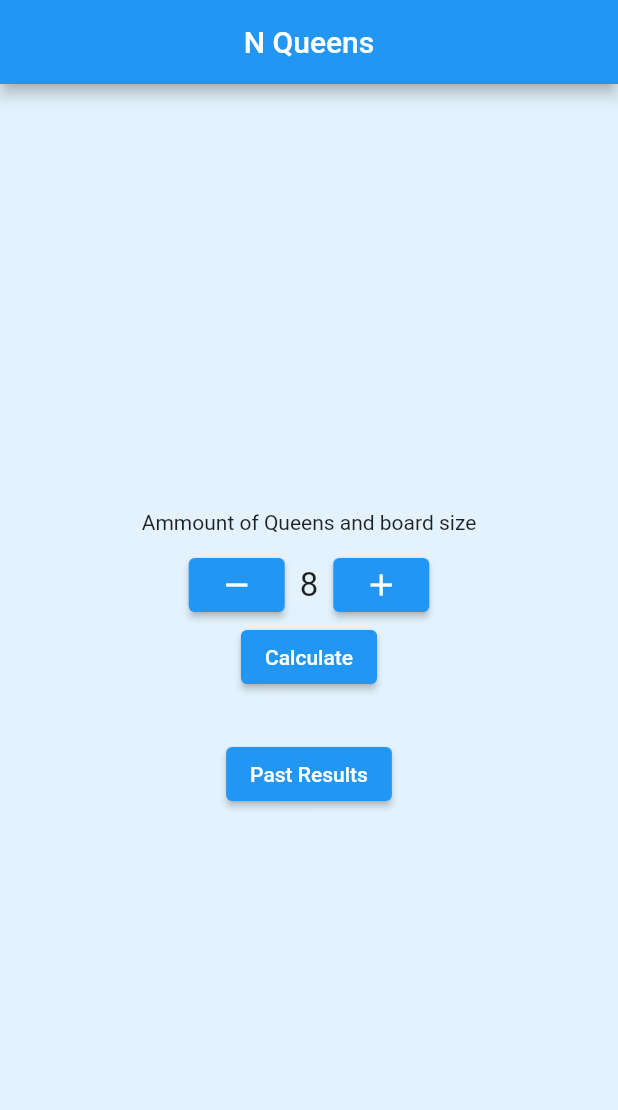
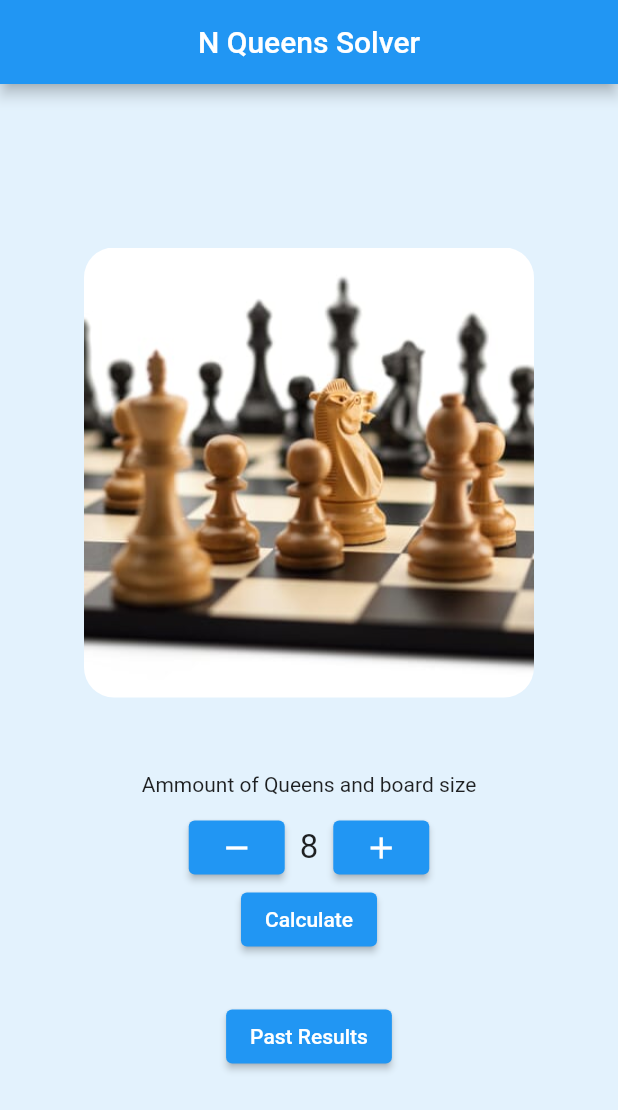
Before and after one commit to mand027/EightQueensFlutter, a Flutter app: the screen it shows after launch, on a phone screen of 412 x 824 dp. Shown: the top 1110 px of the screen. Run offline on Flutter 3.47's test engine with Material 2 defaults, Android fonts, the phone set to English and light mode, and no system bars.

Commit message:
Small asthetic changes

```diff
--- a/lib/main.dart
+++ b/lib/main.dart
@@ -67,14 +67,12 @@ class _MyHomePageState extends State<MyHomePage> {
           mainAxisAlignment: MainAxisAlignment.start,
           crossAxisAlignment: CrossAxisAlignment.center,
           children: <Widget>[
-            Expanded(flex: 1, child: SizedBox(),),
             Expanded(
               child: Center(
                 child:
-                Text("N Queens"),
+                Text("N Queens Solver"),
               ),
             ),
-            Expanded(flex: 1, child: SizedBox(),),
           ],
         ),
         automaticallyImplyLeading: false,
@@ -84,6 +82,19 @@ class _MyHomePageState extends State<MyHomePage> {
       Column(
         mainAxisAlignment: MainAxisAlignment.center,
         children: [
+          Row(
+              mainAxisAlignment: MainAxisAlignment.center,
+              children: [
+                SizedBox(
+                    width: 300,
+                      child: ClipRRect(
+                          borderRadius: BorderRadius.circular(20),
+                          child: Image.asset('assets/images/chess.jpg')
+                      )
+                  ),
+              ]
+          ),
+          SizedBox(height: 50),
           Row(
               mainAxisAlignment: MainAxisAlignment.center,
               children: [
--- a/pubspec.yaml
+++ b/pubspec.yaml
@@ -49,6 +49,7 @@ flutter:
   # To add assets to your application, add an assets section, like this:
   assets:
     - assets/images/Queen.png
+    - assets/images/chess.jpg
 
   #   - images/a_dot_burr.jpeg
   #   - images/a_dot_ham.jpeg
```
Also changed, not shown: assets/images/chess.jpg (added).
